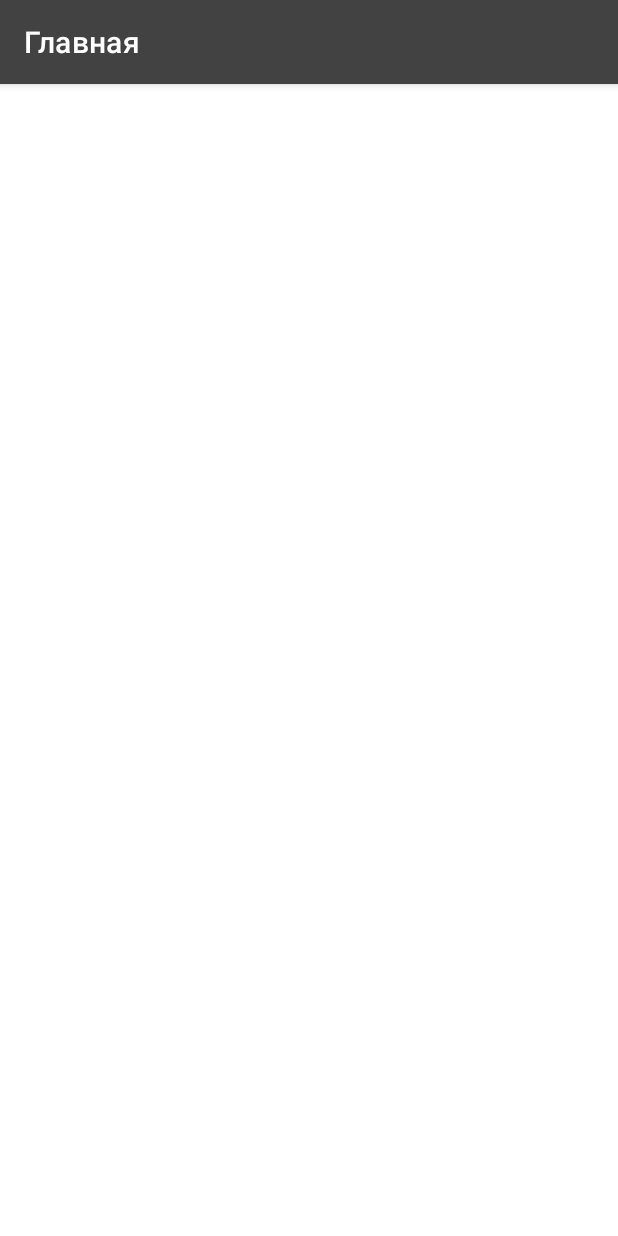
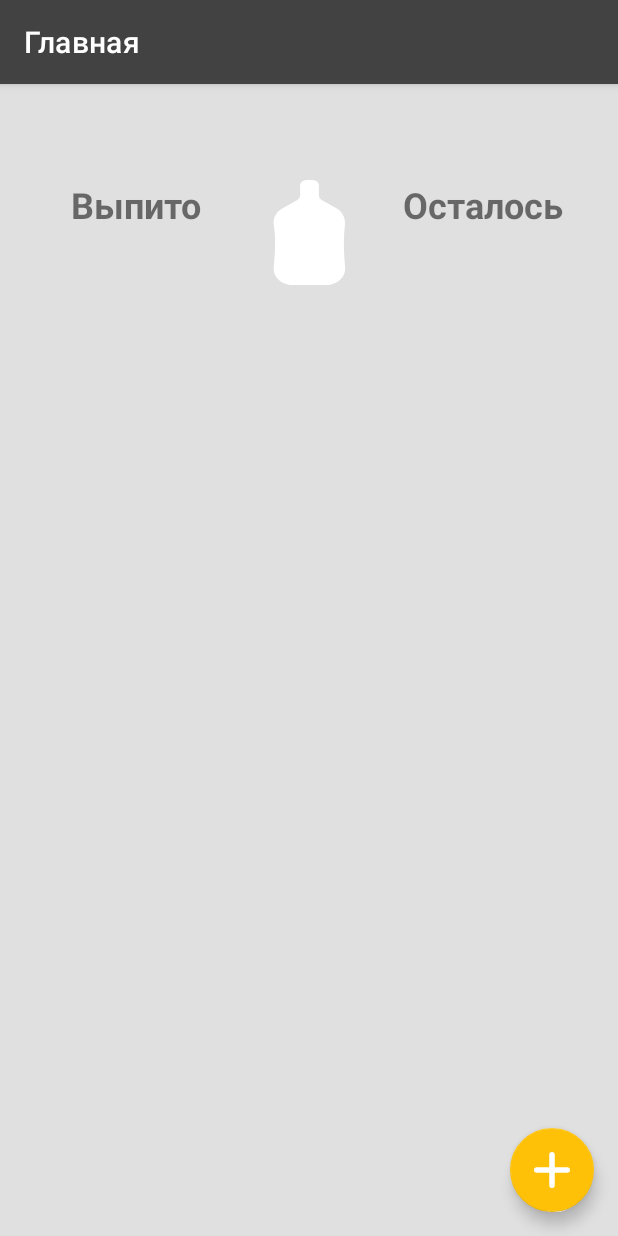
Before and after one commit to zaharMerkuriev/WaterDrink, an Android app: the HomeActivity screen opened directly, with no data from a screen before it, on a phone screen of 412 x 824 dp. Run offline under Robolectric (Android 15) with nearby library versions, the phone set to English and light mode, and no system bars; our stand-ins replace Dagger/Hilt's generated code, data binding; libraries missing offline, so code that uses them is left out: ru.terrakok.cicerone; 1 statement that could not run was skipped.

Commit message:
add bottles progress view

```diff
--- /dev/null
+++ b/WaterBalance/app/src/main/java/ru/nsu/merkuriev/waterbalance/presentation/common/custom/ProgressView.kt
@@ -0,0 +1,181 @@
+package ru.nsu.merkuriev.waterbalance.presentation.common.custom
+
+import android.animation.ValueAnimator
+import android.content.Context
+import android.graphics.Canvas
+import android.graphics.Rect
+import android.graphics.drawable.Drawable
+import android.os.Parcel
+import android.os.Parcelable
+import android.util.AttributeSet
+import android.view.View
+import android.view.animation.LinearInterpolator
+import ru.nsu.merkuriev.waterbalance.R
+import kotlin.math.max
+
+
+class ProgressView @JvmOverloads constructor(
+    context: Context,
+    attrs: AttributeSet? = null,
+    defStyle: Int = 0
+) : View(context, attrs, defStyle) {
+
+    private val mFilledRect = Rect()
+    private var mBackgroundDrawable: Drawable? = null
+    private var mProgressDrawable: Drawable? = null
+
+    private var level: Float = 0f
+    private var currentLevel: Float = 0f
+
+    private var isAnimated = true
+
+    private var animator: ValueAnimator? = null
+
+    init {
+        if (attrs != null) {
+            val typedArray =
+                context.obtainStyledAttributes(
+                    attrs,
+                    R.styleable.ProgressView,
+                    0,
+                    0
+                )
+
+            mProgressDrawable =
+                typedArray.getDrawable(R.styleable.ProgressView_progress_background)
+
+            mBackgroundDrawable =
+                typedArray.getDrawable(R.styleable.ProgressView_empty_background)
+
+            level =
+                typedArray.getFloat(R.styleable.ProgressView_progress_level, 0f)
+
+            typedArray.recycle()
+        }
+    }
+
+    override fun onMeasure(widthMeasureSpec: Int, heightMeasureSpec: Int) {
+        super.onMeasure(widthMeasureSpec, heightMeasureSpec)
+
+        var w = mBackgroundDrawable?.minimumWidth ?: 1
+        var h = mBackgroundDrawable?.minimumHeight ?: 1
+
+        w += paddingLeft + paddingRight
+        h += paddingTop + paddingBottom
+
+        w = max(w, suggestedMinimumWidth)
+        h = max(h, suggestedMinimumHeight)
+
+        setMeasuredDimension(
+            resolveSizeAndState(w, widthMeasureSpec, 0),
+            resolveSizeAndState(h, heightMeasureSpec, 0)
+        )
+    }
+
+    override fun onDraw(canvas: Canvas?) {
+        super.onDraw(canvas)
+
+        // draw background
+        mBackgroundDrawable?.setBounds(0, 0, width, height)
+        mBackgroundDrawable?.draw(canvas!!)
+
+        mFilledRect.set(mBackgroundDrawable?.bounds ?: mFilledRect)
+        mFilledRect.top = (height * (MAX_LEVEL - currentLevel) / MAX_LEVEL).toInt()
+
+        // draw progress drawable
+        if (mFilledRect.width() > 0 && mFilledRect.height() > 0) {
+            mProgressDrawable?.setBounds(0, 0, width, height)
+            canvas?.clipRect(mFilledRect)
+            mProgressDrawable?.draw(canvas!!)
+        }
+    }
+
+    fun setLevel(value: Float) {
+
+        if (value !in MIN_LEVEL..MAX_LEVEL) {
+            return
+        }
+
+        val startLevel = level
+        level = value
+
+        if (isAnimated) {
+            startAnimation(startLevel)
+        } else {
+            invalidate()
+        }
+    }
+
+    fun getLevel(): Float = level
+
+    fun setIsAnimated(shouldAnimate: Boolean) {
+        isAnimated = shouldAnimate
+    }
+
+    private fun startAnimation(startLevel: Float) {
+        animator?.cancel()
+        animator = ValueAnimator.ofFloat(startLevel, level).apply {
+            duration = TIME_TO_ANIMATE
+            interpolator = LinearInterpolator()
+            addUpdateListener { valueAnimator ->
+                currentLevel = valueAnimator.animatedValue as Float
+                invalidate()
+            }
+        }
+        animator?.start()
+    }
+
+    override fun onSaveInstanceState(): Parcelable? {
+        val superState = super.onSaveInstanceState()
+
+        return ProgressViewSavedState(superState).apply {
+            this.savedLevel = level
+            this.savedCurrentLevel = currentLevel
+        }
+    }
+
+    override fun onRestoreInstanceState(state: Parcelable?) {
+        val savedState = state as? ProgressViewSavedState
+
+        super.onRestoreInstanceState(savedState?.superState)
+
+        level = savedState?.savedLevel ?: 0f
+        currentLevel = savedState?.savedCurrentLevel ?: 0f
+
+        invalidate()
+    }
+
+    private class ProgressViewSavedState : BaseSavedState {
+        var savedLevel: Float = 0f
+        var savedCurrentLevel: Float = 0f
+
+        constructor(superState: Parcelable?) : super(superState)
+
+        constructor(source: Parcel) : super(source) {
+            savedLevel = source.readFloat()
+            savedCurrentLevel = source.readFloat()
+        }
+
+        override fun writeToParcel(out: Parcel?, flags: Int) {
+            super.writeToParcel(out, flags)
+            out?.writeFloat(savedLevel)
+            out?.writeFloat(savedCurrentLevel)
+        }
+
+        companion object {
+            @JvmField
+            val CREATOR = object : Parcelable.Creator<ProgressViewSavedState> {
+                override fun createFromParcel(source: Parcel) = ProgressViewSavedState(source)
+                override fun newArray(size: Int): Array<ProgressViewSavedState?> =
+                    arrayOfNulls(size)
+            }
+        }
+    }
+
+    companion object {
+        const val MAX_LEVEL = 100f
+        const val MIN_LEVEL = 0f
+
+        const val TIME_TO_ANIMATE = 300L
+    }
+}
--- a/WaterBalance/app/src/main/java/ru/nsu/merkuriev/waterbalance/presentation/create_user/viewmodel/CreateUserViewModel.kt
+++ b/WaterBalance/app/src/main/java/ru/nsu/merkuriev/waterbalance/presentation/create_user/viewmodel/CreateUserViewModel.kt
@@ -21,7 +21,6 @@ class CreateUserViewModel @Inject constructor(
     private val selectedActiveType = MutableLiveData(ActiveType.NO)
     val name = MutableLiveData("")
     val weight = MutableLiveData("")
-
 
     private val isDataValid = MediatorLiveData<Boolean>().apply {
         combine(name, weight, selectedActiveType) { name, weight, activeType ->
--- a/WaterBalance/app/src/main/java/ru/nsu/merkuriev/waterbalance/presentation/home/view/HomeActivity.kt
+++ b/WaterBalance/app/src/main/java/ru/nsu/merkuriev/waterbalance/presentation/home/view/HomeActivity.kt
@@ -20,4 +20,13 @@ class HomeActivity : BaseToolbarActivity<ActivityHomeBinding>() {
         super.initToolbar()
         setToolbarTitle(R.string.home_screen_title)
     }
+
+    override fun initUI() {
+        super.initUI()
+
+        binding.fab.setOnClickListener {
+            binding.bottle.setLevel(binding.bottle.getLevel() + 5f)
+        }
+
+    }
 }
--- /dev/null
+++ b/WaterBalance/app/src/main/res/drawable/ic_bottle_empty.xml
@@ -0,0 +1,10 @@
+<vector xmlns:android="http://schemas.android.com/apk/res/android"
+    android:width="36dp"
+    android:height="60dp"
+    android:viewportWidth="36"
+    android:viewportHeight="60">
+    <path
+        android:fillColor="#FFFFFF"
+        android:pathData="M13.5,3a3,3 0,0 1,3 -3h3a3,3 0,0 1,3 3v5.894a3,3 0,0 0,1.336 2.497l6.891,4.594c3.163,2.108 4.696,5.99 4.291,9.769 -0.283,2.653 -0.518,6.1 -0.518,10.246 0,4.541 0.282,9.653 0.6,13.988C35.496,55.338 31.31,60 25.947,60H9.9C4.591,60 0.433,55.43 0.822,50.136 1.172,45.373 1.5,39.87 1.5,36c0,-3.828 -0.321,-7.647 -0.667,-10.645 -0.41,-3.568 1.102,-7.145 4.09,-9.137l7.241,-4.827A3,3 0,0 0,13.5 8.894V3z" />
+
+</vector>
--- /dev/null
+++ b/WaterBalance/app/src/main/res/drawable/ic_bottle_full.xml
@@ -0,0 +1,26 @@
+<vector xmlns:android="http://schemas.android.com/apk/res/android"
+    xmlns:aapt="http://schemas.android.com/aapt"
+    android:width="36dp"
+    android:height="60dp"
+    android:viewportWidth="36"
+    android:viewportHeight="60">
+    <path
+        android:pathData="M16.5,0h3a3,3 0,0 1,3 3v5.894a3,3 0,0 0,1.336 2.497l7.286,4.857a9,9 0,0 1,3.945 8.553C34.689,27.973 34.5,31.705 34.5,36c0,4.376 0.196,9.149 0.588,14.32A9,9 0,0 1,26.114 60H9.81a9,9 0,0 1,-8.974 -9.677C1.278,44.446 1.5,39.672 1.5,36c0,-3.705 -0.226,-7.403 -0.677,-11.095a9,9 0,0 1,3.941 -8.581l7.4,-4.933A3,3 0,0 0,13.5 8.894V3a3,3 0,0 1,3 -3z"
+        android:fillType="nonZero">
+        <aapt:attr name="android:fillColor">
+            <gradient
+                android:startY="50.247"
+                android:startX="24.17783"
+                android:endY="5.187"
+                android:endX="22.755388"
+                android:type="linear">
+                <item
+                    android:offset="0"
+                    android:color="#fff176" />
+                <item
+                    android:offset="1"
+                    android:color="#ffc107" />
+            </gradient>
+        </aapt:attr>
+    </path>
+</vector>
--- /dev/null
+++ b/WaterBalance/app/src/main/res/drawable/ic_plus.xml
@@ -0,0 +1,9 @@
+<vector xmlns:android="http://schemas.android.com/apk/res/android"
+    android:width="24dp"
+    android:height="24dp"
+    android:viewportHeight="52.0"
+    android:viewportWidth="52.0">
+    <path
+        android:fillColor="#FFFFFF"
+        android:pathData="M48,30H30v18a4,4 0,0 1,-8 0V30H4a4,4 0,0 1,0 -8H22V4a4,4 0,1 1,8 0v18h18a4,4 0,0 1,0 8z" />
+</vector>
--- a/WaterBalance/app/src/main/res/layout/activity_home.xml
+++ b/WaterBalance/app/src/main/res/layout/activity_home.xml
@@ -24,5 +24,66 @@
             app:layout_constraintStart_toStartOf="parent"
             app:layout_constraintTop_toTopOf="parent" />
 
+        <androidx.coordinatorlayout.widget.CoordinatorLayout
+            android:layout_width="0dp"
+            android:layout_height="0dp"
+            app:layout_constraintBottom_toBottomOf="parent"
+            app:layout_constraintEnd_toEndOf="parent"
+            app:layout_constraintStart_toStartOf="parent"
+            app:layout_constraintTop_toBottomOf="@id/toolbar">
+
+            <androidx.core.widget.NestedScrollView
+                android:id="@+id/scroll"
+                android:layout_width="match_parent"
+                android:layout_height="match_parent">
+
+                <androidx.constraintlayout.widget.ConstraintLayout
+                    android:layout_width="match_parent"
+                    android:layout_height="wrap_content"
+                    android:padding="@dimen/margin_medium">
+
+                    <TextView
+                        android:id="@+id/drink"
+                        style="@style/TextView.Home"
+                        android:layout_marginEnd="@dimen/margin_medium"
+                        android:gravity="center"
+                        android:text="@string/home_screen_drink"
+                        app:layout_constraintEnd_toStartOf="@id/bottle"
+                        app:layout_constraintStart_toStartOf="parent"
+                        app:layout_constraintTop_toTopOf="@id/bottle" />
+
+                    <TextView
+                        android:id="@+id/remain"
+                        style="@style/TextView.Home"
+                        android:layout_marginStart="@dimen/margin_medium"
+                        android:gravity="center"
+                        android:text="@string/home_screen_remain"
+                        app:layout_constraintEnd_toEndOf="parent"
+                        app:layout_constraintStart_toEndOf="@id/bottle"
+                        app:layout_constraintTop_toTopOf="@id/bottle" />
+
+                    <ru.nsu.merkuriev.waterbalance.presentation.common.custom.ProgressView
+                        android:id="@+id/bottle"
+                        android:layout_width="50dp"
+                        android:layout_height="70dp"
+                        android:layout_marginTop="@dimen/margin_great"
+                        app:empty_background="@drawable/ic_bottle_empty"
+                        app:layout_constraintEnd_toEndOf="parent"
+                        app:layout_constraintStart_toStartOf="parent"
+                        app:layout_constraintTop_toTopOf="parent"
+                        app:progress_background="@drawable/ic_bottle_full" />
+                </androidx.constraintlayout.widget.ConstraintLayout>
+            </androidx.core.widget.NestedScrollView>
+
+            <com.google.android.material.floatingactionbutton.FloatingActionButton
+                android:id="@+id/fab"
+                android:layout_width="wrap_content"
+                android:layout_height="wrap_content"
+                android:layout_margin="16dp"
+                android:src="@drawable/ic_plus"
+                app:fabSize="normal"
+                app:layout_anchor="@id/scroll"
+                app:layout_anchorGravity="end|bottom" />
+        </androidx.coordinatorlayout.widget.CoordinatorLayout>
     </androidx.constraintlayout.widget.ConstraintLayout>
 </layout>
--- /dev/null
+++ b/WaterBalance/app/src/main/res/values/attrs.xml
@@ -0,0 +1,8 @@
+<?xml version="1.0" encoding="utf-8"?>
+<resources>
+    <declare-styleable name="ProgressView">
+        <attr name="progress_background" format="reference" />
+        <attr name="empty_background" format="reference" />
+        <attr name="progress_level" format="float" />
+    </declare-styleable>
+</resources>
--- a/WaterBalance/app/src/main/res/values/colors.xml
+++ b/WaterBalance/app/src/main/res/values/colors.xml
@@ -4,5 +4,7 @@
     <color name="colorPrimaryDark">#1b1b1b</color>
     <color name="colorAccent">#ffc107</color>
 
-    <color name="color_primary_light">#6d6d6d</color>
+    <color name="color_primary_light">#e0e0e0</color>
+    <color name="colorSecondary">#ffc107</color>
+    <color name="colorOnSecondary">#FFFFFF</color>
 </resources>
--- a/WaterBalance/app/src/main/res/values/strings.xml
+++ b/WaterBalance/app/src/main/res/values/strings.xml
@@ -7,6 +7,8 @@
 
     <!-- Home Screen -->
     <string name="home_screen_title">Главная</string>
+    <string name="home_screen_drink">Выпито</string>
+    <string name="home_screen_remain">Осталось</string>
 
     <!-- Create User Screen -->
     <string name="create_user_screen_title">Создать пользователя</string>
--- a/WaterBalance/app/src/main/res/values/styles.xml
+++ b/WaterBalance/app/src/main/res/values/styles.xml
@@ -4,6 +4,10 @@
         <item name="colorPrimary">@color/colorPrimary</item>
         <item name="colorPrimaryDark">@color/colorPrimaryDark</item>
         <item name="colorAccent">@color/colorAccent</item>
+        <item name="colorSecondary">@color/colorSecondary</item>
+        <item name="colorOnSecondary">@color/colorOnSecondary</item>
+
+        <item name="android:windowBackground">@color/color_primary_light</item>
     </style>
 
     <style name="Toolbar" parent="Widget.MaterialComponents.Toolbar.Primary" />
@@ -20,6 +24,11 @@
 
     <style name="TextView.Info">
         <item name="android:textSize">@dimen/text_medium</item>
+    </style>
+
+    <style name="TextView.Home">
+        <item name="android:textSize">@dimen/text_large</item>
+        <item name="android:textStyle">bold</item>
     </style>
 
     <style name="TextInputLayout" parent="Widget.MaterialComponents.TextInputLayout.OutlinedBox">
```
